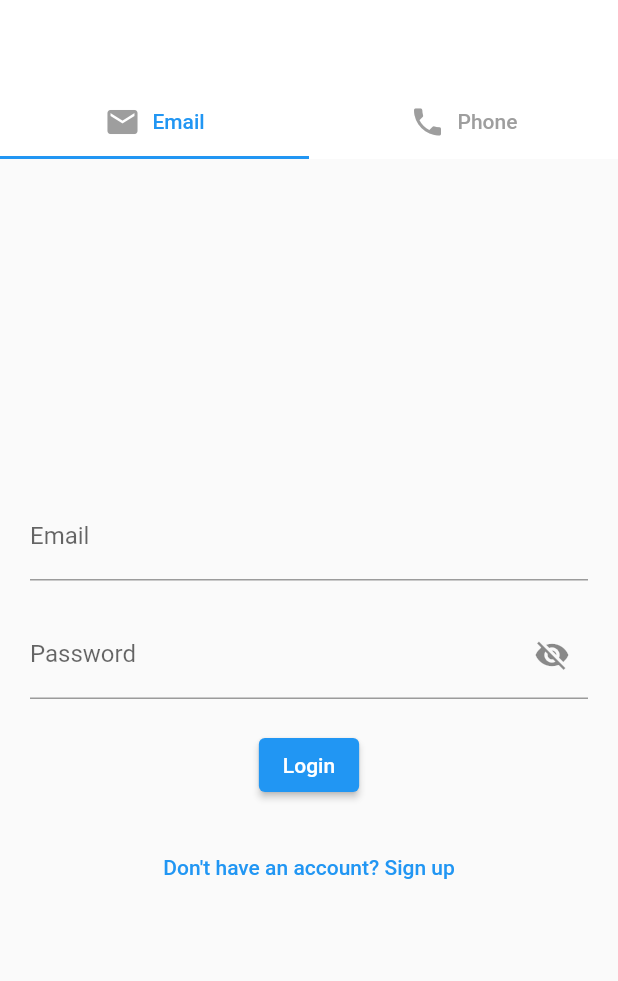
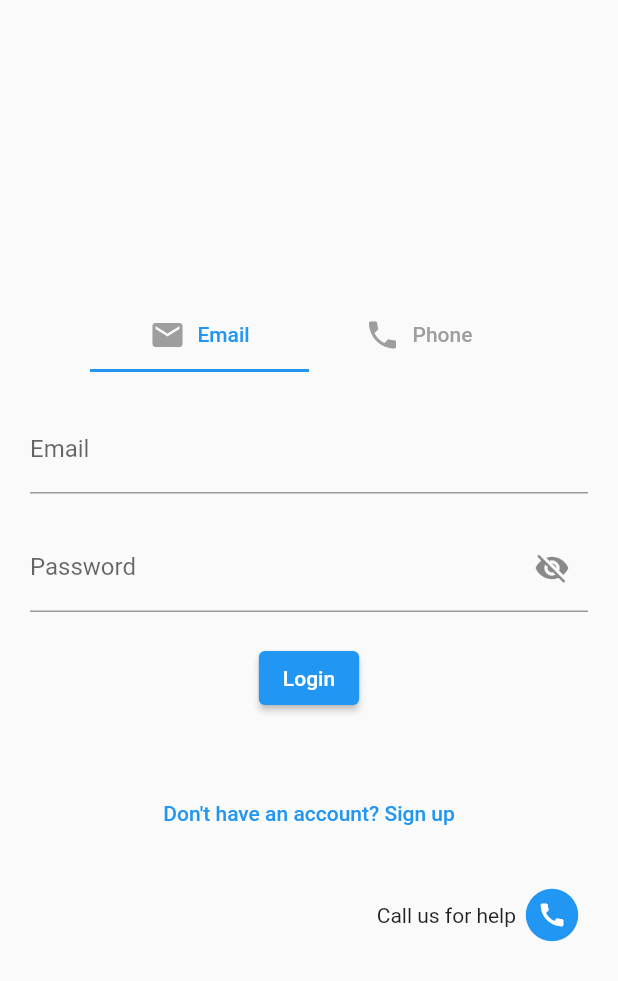
Before and after one commit to bisketashwin/hello_flutter_app, a Flutter app: the screen it shows after launch, on a phone screen of 412 x 824 dp. Shown: the top 981 px of the screen. Run offline on Flutter 3.47's test engine with Material 2 defaults, Android fonts, the phone set to English and light mode, and no system bars; our stand-ins replace get.

Commit message:
Not happy with layout - but working fine
Need to learn the layout and practice tomorrow

```diff
--- a/lib/views/login_view.dart
+++ b/lib/views/login_view.dart
@@ -41,14 +41,18 @@ class _LoginViewState extends State<LoginView>
     final controller = Get.put(LoginController());
 
     return Scaffold(
-      appBar: AppBar(
-        backgroundColor: Color.fromARGB(255, 255, 255, 255),
-        elevation: 0,
-        actions: [],
-        bottom: PreferredSize(
-          preferredSize: Size.fromHeight(50.0),
-          child: Container(
-            color: Colors.transparent, // This makes it transparent
+      body: Padding(
+        padding: const EdgeInsets.only(left: 20, right: 20),
+        child: Column(
+          children: [
+            Container(
+              width: 500,
+              height: 200,
+            ),
+            Container(
+              padding: EdgeInsets.only(left: 40, right: 40),
+              // color:
+              // Color.fromARGB(255, 255, 62, 62), // This makes it transparent
               child: TabBar(
                 controller: _tabController,
                 unselectedLabelColor: Colors.grey,
@@ -59,10 +63,12 @@ class _LoginViewState extends State<LoginView>
                   customTab("Phone", Icons.phone),
                 ],
               ),
-          ), // ... rest of the TabBar configuration
             ),
-      ),
-      body: TabBarView(
+            Container(
+              width: 500,
+              height: 250,
+              // color: Color.fromARGB(255, 143, 255, 253),
+              child: TabBarView(
                 controller: _tabController,
                 children: [
                   emailView(controller, _tabController, emailController,
@@ -70,6 +76,14 @@ class _LoginViewState extends State<LoginView>
                   phoneView(controller, _tabController, emailController,
                       phoneController, passwordController),
                 ],
+              ),
+            ),
+            Container(child: signUpButton(context)),
+            Align(
+                alignment: Alignment.bottomRight,
+                child: Container(child: customerSupportButton(context))),
+          ],
+        ),
       ),
     );
   }
@@ -95,26 +109,21 @@ Widget emailView(
     TextEditingController emailController,
     TextEditingController phoneController,
     TextEditingController passwordController) {
-  return Center(
-    child: Padding(
-      padding: const EdgeInsets.all(20.0),
-      child: Column(
+  return Column(
     mainAxisAlignment: MainAxisAlignment.center,
     children: [
       TextFormField(
         controller: emailController,
-            decoration: InputDecoration(
+        decoration: const InputDecoration(
           labelText: "Email",
         ),
       ),
-          SizedBox(height: 20.0),
+      const SizedBox(height: 20.0),
       passwordField(controller, passwordController),
       // loginAndSignUpButtons(controller),
       loginAndSignUpButtons(controller, tabController, emailController,
           phoneController, passwordController),
     ],
-      ),
-    ),
   );
 }
 
@@ -124,25 +133,24 @@ Widget phoneView(
     TextEditingController emailController,
     TextEditingController phoneController,
     TextEditingController passwordController) {
-  return Center(
-    child: Padding(
-      padding: const EdgeInsets.all(20.0),
+  return Container(
+    color: const Color.fromARGB(255, 225, 234, 236),
+    padding: const EdgeInsets.only(left: 20, right: 20),
     child: Column(
       mainAxisAlignment: MainAxisAlignment.center,
       children: [
         TextFormField(
           controller: phoneController,
-            decoration: InputDecoration(
+          decoration: const InputDecoration(
             labelText: "Phone Number",
           ),
         ),
-          SizedBox(height: 20.0),
+        const SizedBox(height: 20.0),
         passwordField(controller, passwordController),
         // loginAndSignUpButtons(controller),
         loginAndSignUpButtons(controller, tabController, emailController,
             phoneController, passwordController),
       ],
-      ),
     ),
   );
 }
@@ -199,33 +207,93 @@ Widget loginAndSignUpButtons(
         },
         child: Text("Login"),
       ),
-      SizedBox(height: 20.0),
-      TextButton(
-        onPressed: () => Get.to(() => SignUpView()),
-        child: Text("Don't have an account? Sign up"),
-      ),
     ],
   );
 }
 
+Widget signUpButton(BuildContext context) {
+  return Container(
+    padding: const EdgeInsets.only(top: 20, bottom: 20),
+    child: TextButton(
+      onPressed: () => Get.toNamed(Routes.SIGNUP),
+      child: const Text("Don't have an account? Sign up"),
+    ),
+  );
+}
+
 Widget customerSupportButton(BuildContext context) {
+  var iconSize = 20.0;
+  var circleSize = 35.0;
   return Row(
+    mainAxisAlignment: MainAxisAlignment.end,
     children: [
-      Text("Call us for help"), // Added text
-      FloatingActionButton(
+      const Text("Call us for help"),
+      Stack(alignment: Alignment.center, children: [
+        Container(
+          width: circleSize,
+          height: circleSize,
+          decoration: const BoxDecoration(
+            shape: BoxShape.circle,
+            color: Colors.blue, // Replace with your desired background color
+          ),
+        ),
+        IconButton(
+          iconSize: iconSize,
+          icon: const Icon(Icons.call, color: Colors.white), // Icon color
           onPressed: () {
+            helpPopUp(context);
+          },
+        ),
+      ]),
+    ],
+  );
+}
+
+Widget customerSupportButton2(BuildContext context) {
+  var iconSize = 20.0;
+  var circleSize = 35.0;
+  return Align(
+    alignment: Alignment.bottomRight,
+    child: Row(
+      children: [
+        const Text("Call us for help"),
+        Stack(alignment: Alignment.center, children: [
+          Container(
+            width: circleSize,
+            height: circleSize,
+            decoration: const BoxDecoration(
+              shape: BoxShape.circle,
+              color: Colors.blue, // Replace with your desired background color
+            ),
+          ),
+          IconButton(
+            iconSize: iconSize,
+            icon: const Icon(Icons.call, color: Colors.white), // Icon color
+            onPressed: () {
+              helpPopUp(context);
+            },
+          ),
+        ]),
+      ],
+    ),
+  );
+}
+
+void helpPopUp(BuildContext context) {
   showDialog(
     context: context,
     builder: (context) => AlertDialog(
-              content: Text(
+      content: Flex(
+        direction:
+            Axis.vertical, // you can change this to Axis.horizontal if needed
+        children: [
+          Text(
             "Customer Support",
             style: TextStyle(color: Colors.blue),
           ),
+          // you can add more widgets here to be displayed vertically
+        ],
+      ),
     ),
   );
-        },
-        child: Icon(Icons.call),
-      ),
-    ],
-  );
 }
```
Lines whose indentation alone changed are shown as unchanged.
